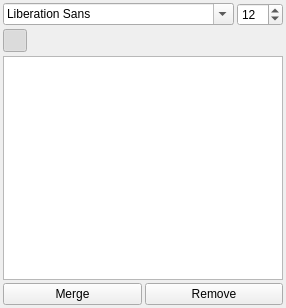
drawpile/Drawpile, file src/client/ui/textsettings.ui: the form before one commit.
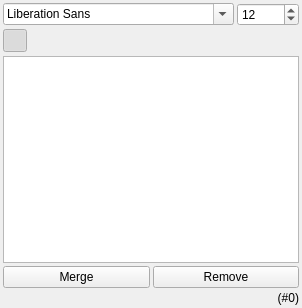
The form after the commit. Icons and pictures are not drawn. Custom widgets are drawn as their Qt base class.

Commit message: Display annotation creator's username

The edit to the form file:
```diff
--- a/src/client/ui/textsettings.ui
+++ b/src/client/ui/textsettings.ui
@@ -6,7 +6,7 @@
    <rect>
     <x>0</x>
     <y>0</y>
-    <width>286</width>
+    <width>302</width>
     <height>308</height>
    </rect>
   </property>
@@ -326,6 +326,16 @@
      </item>
     </layout>
    </item>
+   <item>
+    <widget class="QLabel" name="ownerLabel">
+     <property name="text">
+      <string notr="true">(#0)</string>
+     </property>
+     <property name="alignment">
+      <set>Qt::AlignRight|Qt::AlignTrailing|Qt::AlignVCenter</set>
+     </property>
+    </widget>
+   </item>
   </layout>
  </widget>
  <customwidgets>
```
Left out of the diff: 2 changed lines with no effect on the pictures. The commit also changes 2 other files.
